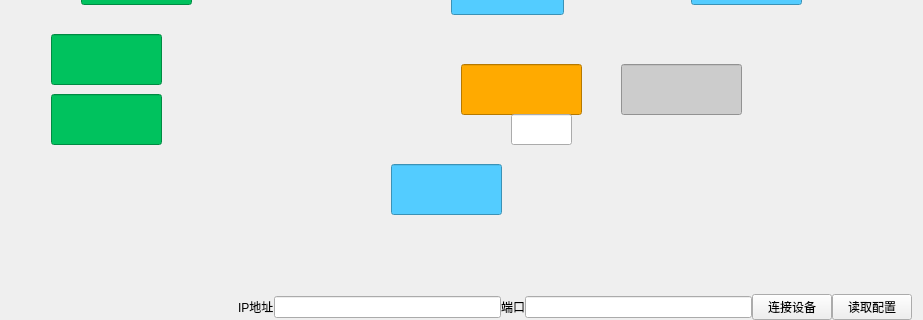
Above: smpsstatuspage.ui from walkblank/measureTool before the change; both pictures show x 0 to 923 and y 216 to 536 of the 923 by 536 pixel window. Below: the same form after it.
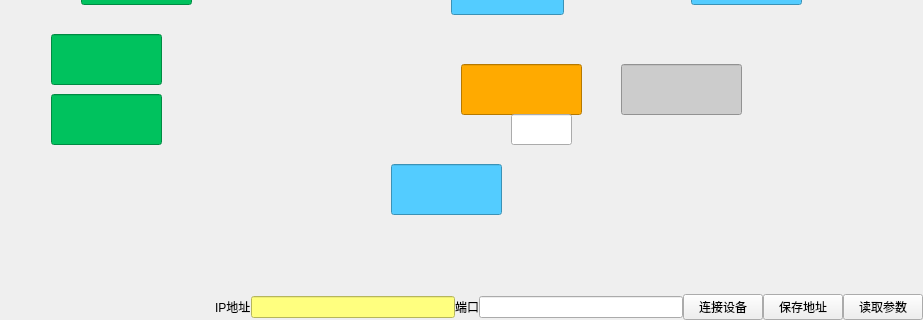
That is the form after the change. Icons and pictures are not drawn.

What changed in the file:
```diff
--- a/smpsstatuspage.ui
+++ b/smpsstatuspage.ui
@@ -20,6 +20,9 @@
    <property name="topMargin">
     <number>0</number>
    </property>
+   <property name="rightMargin">
+    <number>0</number>
+   </property>
    <property name="bottomMargin">
     <number>0</number>
    </property>
@@ -219,7 +222,11 @@
       </widget>
      </item>
      <item>
-      <widget class="QLineEdit" name="lineEdit_13"/>
+      <widget class="QLineEdit" name="smpsAddr">
+       <property name="styleSheet">
+        <string notr="true">background-color: rgb(255, 255, 127);</string>
+       </property>
+      </widget>
      </item>
      <item>
       <widget class="QLabel" name="label_2">
@@ -238,10 +245,17 @@
        </property>
       </widget>
      </item>
+     <item>
+      <widget class="QPushButton" name="saveBtn">
+       <property name="text">
+        <string>保存地址</string>
+       </property>
+      </widget>
+     </item>
      <item>
       <widget class="QPushButton" name="smpsReadParamBtn">
        <property name="text">
-        <string>读取配置</string>
+        <string>读取参数</string>
        </property>
       </widget>
      </item>
```
Left out of the diff: 74 changed lines with no effect on the pictures.
